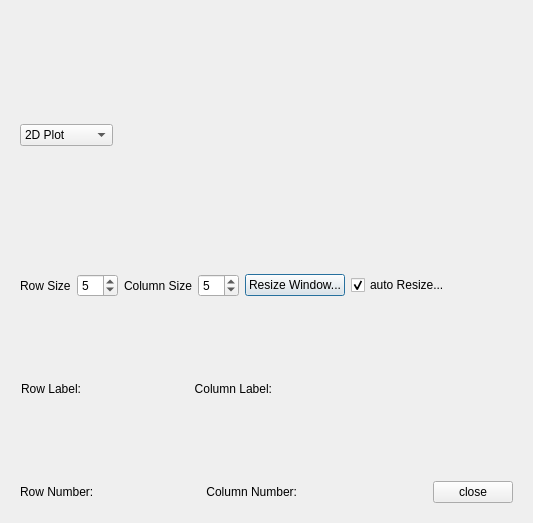
The window that src/GuiQt/ChartingDialog.ui (Washington-University/workbench) describes before a commit, drawn with Qt 5.
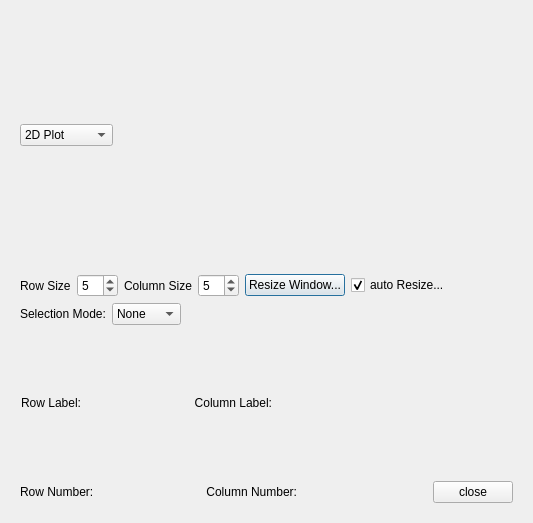
The same window after the commit.

Commit message: Surface parcel selection now working.

What changed in the file:
```diff
--- a/src/GuiQt/ChartingDialog.ui
+++ b/src/GuiQt/ChartingDialog.ui
@@ -130,6 +130,52 @@
         </item>
        </layout>
       </item>
+      <item>
+       <layout class="QHBoxLayout" name="horizontalLayout_5">
+        <item>
+         <widget class="QLabel" name="selectionModeLabel">
+          <property name="text">
+           <string>Selection Mode:</string>
+          </property>
+         </widget>
+        </item>
+        <item>
+         <widget class="QComboBox" name="comboBox_2">
+          <property name="currentIndex">
+           <number>0</number>
+          </property>
+          <item>
+           <property name="text">
+            <string>None</string>
+           </property>
+          </item>
+          <item>
+           <property name="text">
+            <string>Fill</string>
+           </property>
+          </item>
+          <item>
+           <property name="text">
+            <string>Outline</string>
+           </property>
+          </item>
+         </widget>
+        </item>
+        <item>
+         <spacer name="horizontalSpacer_5">
+          <property name="orientation">
+           <enum>Qt::Horizontal</enum>
+          </property>
+          <property name="sizeHint" stdset="0">
+           <size>
+            <width>40</width>
+            <height>20</height>
+           </size>
+          </property>
+         </spacer>
+        </item>
+       </layout>
+      </item>
       <item>
        <layout class="QHBoxLayout" name="horizontalLayout">
         <item>
```
The commit also changes 5 other files.
